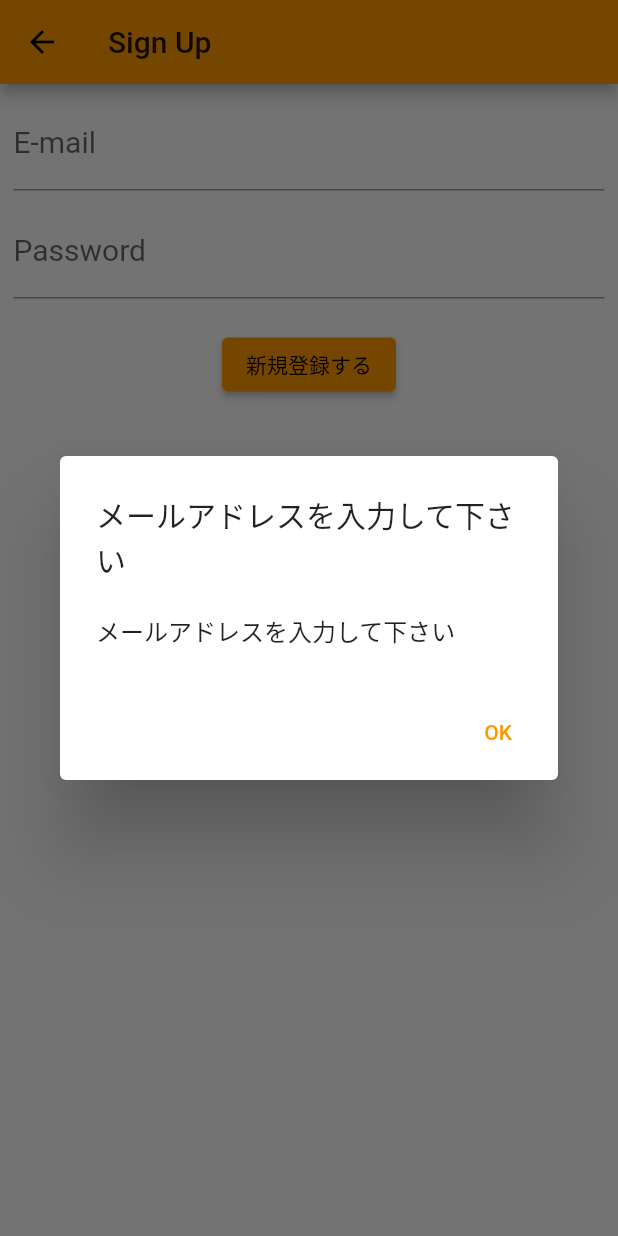
After one commit to skmkuma/booklist_app, a Flutter app: the SignUpPage screen opened directly, after a tap on "新規登録する", on a phone screen of 412 x 824 dp. The commit adds this screen. Run offline on Flutter 3.47's test engine with Material 2 defaults, Android fonts, the phone set to English and light mode, and no system bars; our stand-ins replace cloud_firestore, firebase_auth, firebase_core, flutter_slidable; accounts and stored records are empty.

Commit message:
新規登登録画面&ログイン画面ver1

```diff
--- /dev/null
+++ b/lib/login/login_model.dart
@@ -0,0 +1,26 @@
+import 'package:firebase_auth/firebase_auth.dart';
+import 'package:flutter/material.dart';
+
+class LoginModel extends ChangeNotifier {
+  String mail = "";
+  String password = "";
+
+  //FirebaseAuthのインスタンスを生成
+  final FirebaseAuth auth = FirebaseAuth.instance;
+
+  Future login() async {
+    if (mail.isEmpty) {
+      throw "メールアドレスを入力して下さい";
+    }
+    if (password.isEmpty) {
+      throw "パスワードを入力して下さい";
+    }
+    //ToDo
+    final user_info = await auth.signInWithEmailAndPassword(
+      email: mail,
+      password: password,
+    );
+
+    final uid = user_info.user!.uid;
+  }
+}
--- /dev/null
+++ b/lib/sign_up/signup_model.dart
@@ -0,0 +1,32 @@
+import 'package:cloud_firestore/cloud_firestore.dart';
+import 'package:firebase_auth/firebase_auth.dart';
+import 'package:flutter/material.dart';
+
+class SignUpModel extends ChangeNotifier {
+  String mail = "";
+  String password = "";
+
+  //FirebaseAuthのインスタンスを生成
+  final FirebaseAuth auth = FirebaseAuth.instance;
+
+  Future signup() async {
+    if (mail.isEmpty) {
+      throw "メールアドレスを入力して下さい";
+    }
+    if (password.isEmpty) {
+      throw "パスワードを入力して下さい";
+    }
+    //ToDo
+    final UserCredential user = await auth.createUserWithEmailAndPassword(
+      email: mail,
+      password: password,
+    );
+
+    final email = user.user!.email;
+    await FirebaseFirestore.instance.collection("users").add({
+      "email": email,
+      "password": password,
+      "createAt": Timestamp.now(),
+    });
+  }
+}
--- /dev/null
+++ b/lib/sign_up/signup_page.dart
@@ -0,0 +1,114 @@
+import 'package:booklist_app/book_list/book_list_page.dart';
+import 'package:booklist_app/sign_up/signup_model.dart';
+import 'package:firebase_auth/firebase_auth.dart';
+import 'package:flutter/material.dart';
+import 'package:provider/provider.dart';
+
+class SignUpPage extends StatelessWidget {
+  @override
+  Widget build(BuildContext context) {
+    final mailController = TextEditingController();
+    final passwordController = TextEditingController();
+
+    return ChangeNotifierProvider<SignUpModel>(
+      create: (_) => SignUpModel(),
+      child: Scaffold(
+        appBar: AppBar(
+          title: Text("Sign Up"),
+        ),
+        body: Center(
+          // notifyListeners()から値が更新されるとConsumerがrebuildされる
+          child: Consumer<SignUpModel>(builder: (context, model, child) {
+            return Padding(
+              padding: EdgeInsets.all(9),
+              child: Column(
+                children: [
+                  TextField(
+                    controller: mailController,
+                    decoration: InputDecoration(
+                        labelStyle: TextStyle(fontSize: 20),
+                        labelText: "E-mail",
+                        hintText: 'example@gmail.com'),
+                    onChanged: (text) {
+                      model.mail = text;
+                    },
+                  ),
+                  SizedBox(
+                    height: 10,
+                  ),
+                  TextFormField(
+                    controller: passwordController,
+                    decoration: InputDecoration(
+                      labelStyle: TextStyle(fontSize: 20),
+                      labelText: "Password",
+                      hintText: "",
+                    ),
+                    //入力文字隠し
+                    obscureText: true,
+                    onChanged: (text) {
+                      model.password = text;
+                    },
+                  ),
+                  SizedBox(
+                    height: 20,
+                  ),
+                  ElevatedButton(
+                    child: Text('新規登録する'),
+                    // isUpdated()の返り値によって"更新するボタン"を活性非活性にする
+                    onPressed: () async {
+                      try {
+                        //mailとpasswordが埋まっているか確認し、Firebaseに登録実行
+                        await model.signup();
+                        _showDialog(context, "新規登録完了しました");
+                      } on FirebaseAuthException catch (e) {
+                        // パスワードに問題がある場合の処理を描く(今回は使わない)
+                        if (e.code == 'weak-password') {
+                          print('The password provided is too weak.');
+                        } else if (e.code == 'email-already-in-use') {
+                          print('The account already exists for that email.');
+                        }
+                      } catch (e) {
+                        // try中でthrowされた場合はダイアログを表示
+                        _showDialog(context, e.toString());
+                      }
+                    },
+                  ),
+                ],
+              ),
+            );
+          }),
+        ),
+      ),
+    );
+  }
+
+  Future _showDialog(BuildContext context, alert) async {
+    showDialog(
+      context: context,
+      builder: (BuildContext context) {
+        return AlertDialog(
+          title: Text(alert),
+          content: Text(alert),
+          actions: <Widget>[
+            TextButton(
+                child: Text("OK"),
+                onPressed: alert == "新規登録完了しました"
+                    ? () {
+                        // "OK"をクリックするとブックリストに画面遷移
+                        Navigator.pushReplacement(
+                          //pushReplacement:元のページに戻らない時に使用
+                          context,
+                          MaterialPageRoute(
+                            builder: (context) => BookListPage(),
+                          ),
+                        );
+                      }
+                    : () {
+                        Navigator.pop(context);
+                      }),
+          ],
+        );
+      },
+    );
+  }
+}
--- a/pubspec.yaml
+++ b/pubspec.yaml
@@ -32,6 +32,7 @@ dependencies:
   cloud_firestore: ^2.5.0
   provider: ^6.0.0
   flutter_slidable: ^0.6.0
+  firebase_auth: ^3.1.0
 
 dev_dependencies:
   flutter_test:
```
Also changed, not shown: lib/login/login_page.dart (added, +120 -0 lines), lib/main.dart (+39 -2 lines), pubspec.lock, 1 other file.
